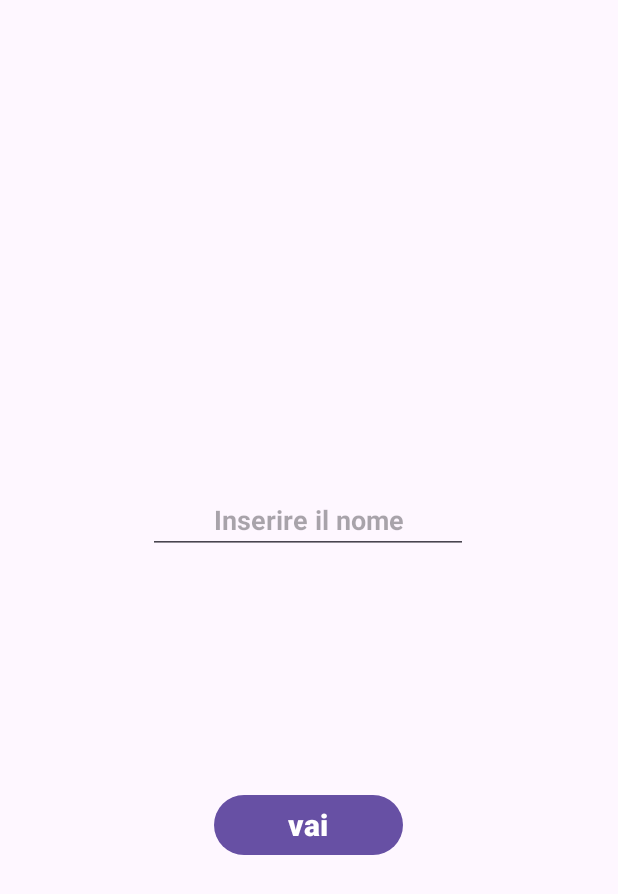
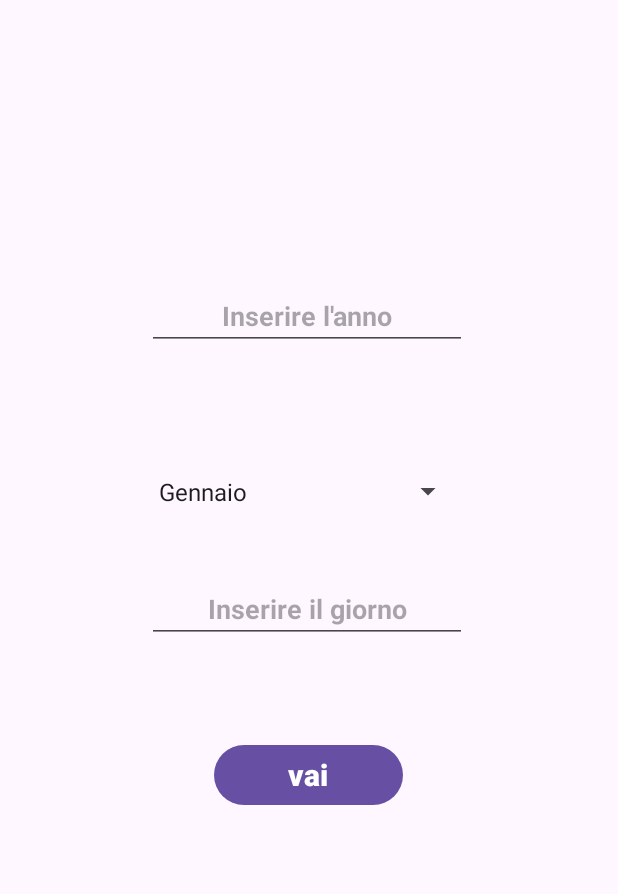
Before and after one commit to Mario21145/CF_Calculator, an Android app: the getName screen opened through its navigation route, after a tap on "vai", on a phone screen of 412 x 824 dp. Shown: the top 894 px of the screen. Run offline under Robolectric (Android 15) with nearby library versions, the phone set to English and light mode, and no system bars; our stand-ins replace data binding; 4 statements that could not run were skipped.

Commit message:
Added the ui of dateFragment

```diff
--- /dev/null
+++ b/app/src/main/java/com/example/calculator_cf/getDate.kt
@@ -0,0 +1,137 @@
+package com.example.calculator_cf
+
+import android.os.Bundle
+import android.text.Editable
+import android.text.TextWatcher
+import android.util.Log
+import androidx.fragment.app.Fragment
+import android.view.LayoutInflater
+import android.view.View
+import android.view.ViewGroup
+import android.widget.AdapterView
+import android.widget.ArrayAdapter
+import android.widget.Toast
+import androidx.databinding.DataBindingUtil
+import androidx.fragment.app.activityViewModels
+import androidx.navigation.fragment.findNavController
+import com.example.calculator_cf.databinding.FragmentGetDateBinding
+import com.example.calculator_cf.databinding.FragmentGetSurnameBinding
+
+
+class getDate : Fragment() {
+
+    private val viewModel: AppViewModel by activityViewModels()
+    private lateinit var binding: FragmentGetDateBinding
+    private lateinit var result: String
+
+
+    override fun onCreate(savedInstanceState: Bundle?) {
+        super.onCreate(savedInstanceState)
+        arguments?.let {
+
+        }
+    }
+
+    override fun onCreateView(
+        inflater: LayoutInflater, container: ViewGroup?,
+        savedInstanceState: Bundle?
+    ): View? {
+        binding = DataBindingUtil.inflate(inflater, R.layout.fragment_get_date, container, false)
+        return binding.root
+    }
+
+
+    override fun onViewCreated(view: View, savedInstanceState: Bundle?) {
+        super.onViewCreated(view, savedInstanceState)
+
+        var button_date = binding.dateButton
+
+
+        //Date
+        binding.date.addTextChangedListener(object : TextWatcher {
+            override fun beforeTextChanged(s: CharSequence?, start: Int, count: Int, after: Int) {
+            }
+
+            override fun onTextChanged(s: CharSequence?, start: Int, before: Int, count: Int) {
+
+                val date = binding.date.text.toString()
+                result = viewModel.calcDate(date)
+               // viewModel.showToast(requireContext() , "" , 30)
+
+                binding.LiveCFText.text = getString(R.string.CF_live_Data, viewModel.live_CF.value + result)
+
+            }
+
+            override fun afterTextChanged(s: Editable?) {
+            }
+        })
+
+        //Day
+        binding.day.addTextChangedListener(object : TextWatcher {
+            override fun beforeTextChanged(s: CharSequence?, start: Int, count: Int, after: Int) {
+            }
+
+            override fun onTextChanged(s: CharSequence?, start: Int, before: Int, count: Int) {
+
+                val day = binding.day.text.toList()
+                viewModel.calcDay(day)
+
+                //binding.LiveCFText.text = getString(R.string.CF_live_Data, result)
+
+
+            }
+
+            override fun afterTextChanged(s: Editable?) {
+            }
+        })
+
+
+
+        //Spinner
+        val months = listOf(
+            "Gennaio", "Febbraio", "Marzo", "Aprile",
+            "Maggio", "Giugno", "Luglio", "Agosto",
+            "Settembre", "Ottobre", "Novembre", "Dicembre"
+        )
+        val adapter = ArrayAdapter(requireContext(), android.R.layout.simple_spinner_dropdown_item , months)
+        binding.month.adapter = adapter
+        binding.month.onItemSelectedListener = object : AdapterView.OnItemSelectedListener {
+            override fun onItemSelected(p0: AdapterView<*>?, p1: View?, p2: Int, p3: Long) {
+
+                val itemSelected = months[p2]
+
+            }
+
+            override fun onNothingSelected(p0: AdapterView<*>?) {
+
+            }
+
+        }
+
+
+
+        button_date.setOnClickListener {
+
+            if(result == "Error"){
+                val msg = getString(R.string.Error_Date)
+                viewModel.showToast(requireContext() , "$msg" , 20)
+            }
+
+            viewModel.setDate(binding.date.text.toString())
+
+        }
+
+    }
+
+
+    companion object {
+        @JvmStatic
+        fun newInstance(param1: String, param2: String) =
+            getDate().apply {
+                arguments = Bundle().apply {
+
+                }
+            }
+    }
+
+}
--- a/app/src/main/java/com/example/calculator_cf/getName.kt
+++ b/app/src/main/java/com/example/calculator_cf/getName.kt
@@ -56,7 +56,7 @@ class getName : Fragment() {
             override fun onTextChanged(s: CharSequence?, start: Int, before: Int, count: Int) {
 
                 val name = binding.editTextText.text
-                val nameLowerCase = name.map { it.lowercaseChar() }
+                val nameLowerCase = name.map { it.uppercaseChar() }
                 name_list = nameLowerCase.toList()
                 result = viewModel.getNameAndgetSurname(name_list)
 
@@ -74,7 +74,8 @@ class getName : Fragment() {
 
         button_name.setOnClickListener {
             findNavController().navigate(R.id.action_getName_to_getDate)
-            viewModel.UpdateLiveData(result)
+            viewModel.setName(binding.editTextText.text.toString())
+            viewModel.setCF(result)
         }
 
     }
--- /dev/null
+++ b/app/src/main/res/layout/fragment_get_date.xml
@@ -0,0 +1,103 @@
+<?xml version="1.0" encoding="utf-8"?>
+<layout xmlns:android="http://schemas.android.com/apk/res/android"
+    xmlns:app="http://schemas.android.com/apk/res-auto"
+    xmlns:tools="http://schemas.android.com/tools">
+
+    <data>
+        <variable
+            name="AppViewModel"
+            type="com.example.calculator_cf.AppViewModel" />
+    </data>
+
+
+
+    <FrameLayout
+        android:layout_width="match_parent"
+        android:layout_height="match_parent"
+        tools:context=".getDate">
+
+        <androidx.constraintlayout.widget.ConstraintLayout
+            android:layout_width="match_parent"
+            android:layout_height="match_parent">
+
+            <TextView
+                android:id="@+id/Live_CF_Text"
+                android:layout_width="wrap_content"
+                android:layout_height="wrap_content"
+                android:layout_marginTop="64dp"
+                android:text="@{@string/CF_live_Data(AppViewModel.live_CF)}"
+                android:textSize="20dp"
+                android:textStyle="bold"
+                app:layout_constraintBottom_toTopOf="@+id/date"
+                app:layout_constraintEnd_toEndOf="parent"
+                app:layout_constraintStart_toStartOf="parent"
+                app:layout_constraintTop_toTopOf="parent"
+                app:layout_constraintVertical_bias="0.02"
+                tools:text="@string/CF_live_Data" />
+
+            <EditText
+                android:id="@+id/date"
+                android:layout_width="wrap_content"
+                android:layout_height="wrap_content"
+                android:layout_marginTop="188dp"
+                android:ems="10"
+                android:hint="@string/date"
+                android:inputType="numberDecimal"
+                android:textAlignment="center"
+                android:textStyle="bold"
+
+                app:layout_constraintBottom_toTopOf="@+id/month"
+                app:layout_constraintEnd_toEndOf="parent"
+                app:layout_constraintHorizontal_bias="0.492"
+                app:layout_constraintStart_toStartOf="parent"
+                app:layout_constraintTop_toTopOf="parent"
+                app:layout_constraintVertical_bias="0.0" />
+
+            <EditText
+                android:id="@+id/day"
+                android:layout_width="wrap_content"
+                android:layout_height="wrap_content"
+                android:layout_marginBottom="12dp"
+                android:ems="10"
+                android:hint="@string/day"
+                android:inputType="numberDecimal"
+                android:textAlignment="center"
+                android:textStyle="bold"
+                app:layout_constraintBottom_toBottomOf="parent"
+                app:layout_constraintEnd_toEndOf="parent"
+                app:layout_constraintHorizontal_bias="0.492"
+                app:layout_constraintStart_toStartOf="parent"
+                app:layout_constraintTop_toTopOf="parent" />
+
+            <Spinner
+                android:id="@+id/month"
+                android:layout_width="211dp"
+                android:layout_height="39dp"
+                android:layout_marginBottom="36dp"
+                app:layout_constraintBottom_toTopOf="@+id/day"
+                app:layout_constraintEnd_toEndOf="parent"
+                app:layout_constraintHorizontal_bias="0.49"
+                app:layout_constraintStart_toStartOf="parent"
+                app:layout_constraintTop_toTopOf="parent"
+                app:layout_constraintVertical_bias="1.0" />
+
+
+            <Button
+                android:id="@+id/date_button"
+                android:layout_width="126dp"
+                android:layout_height="48dp"
+                android:text="@string/Go_Button"
+                android:textSize="20dp"
+                android:textStyle="bold"
+                app:layout_constraintBottom_toBottomOf="parent"
+                app:layout_constraintEnd_toEndOf="parent"
+                app:layout_constraintHorizontal_bias="0.498"
+                app:layout_constraintStart_toStartOf="parent"
+                app:layout_constraintTop_toTopOf="parent"
+                app:layout_constraintVertical_bias="0.635" />
+
+        </androidx.constraintlayout.widget.ConstraintLayout>
+
+
+    </FrameLayout>
+</layout>
--- a/app/src/main/res/values/strings.xml
+++ b/app/src/main/res/values/strings.xml
@@ -10,6 +10,8 @@
     <string name="date">Inserire l\'anno</string>
     <string name="day">Inserire il giorno</string>
 
+    <!--Toast-->
+    <string name="Error_Date">Lunghezza non valida</string>
 
     <!--Live Data CF string-->
     <string name="CF_live_Data">Il tuo codice fiscale è: %s</string>
```
Also changed, not shown: app/src/main/java/com/example/calculator_cf/AppViewModel.kt (+65 -33 lines), app/src/main/java/com/example/calculator_cf/GetSurname.kt (+5 -9 lines), 1 other file.
